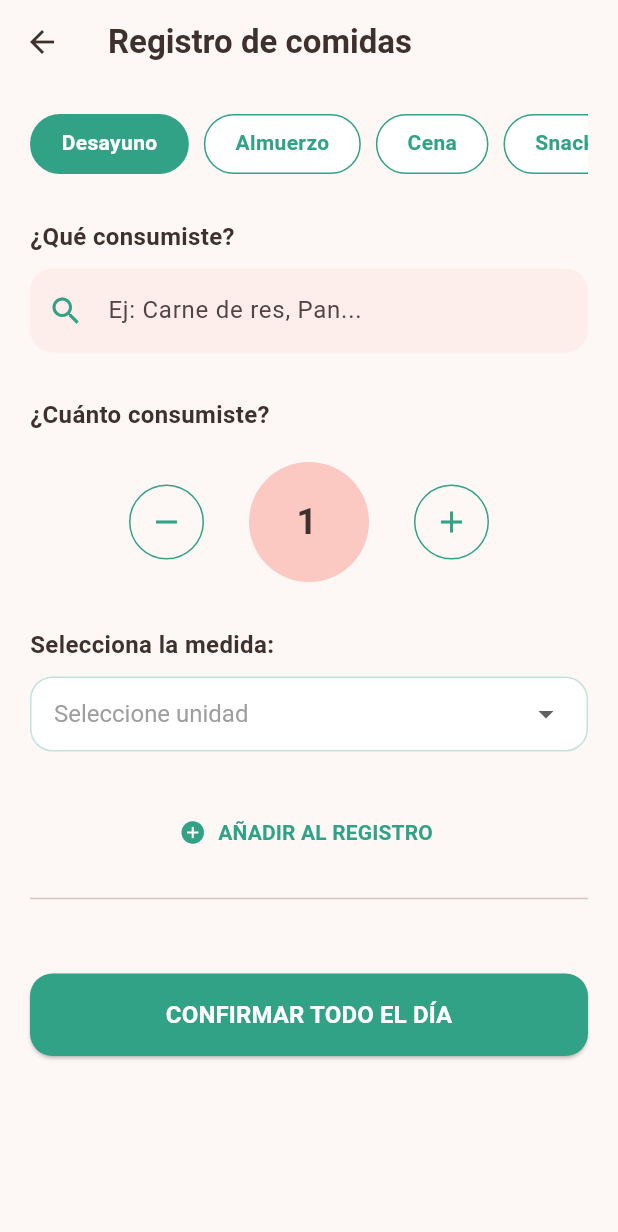
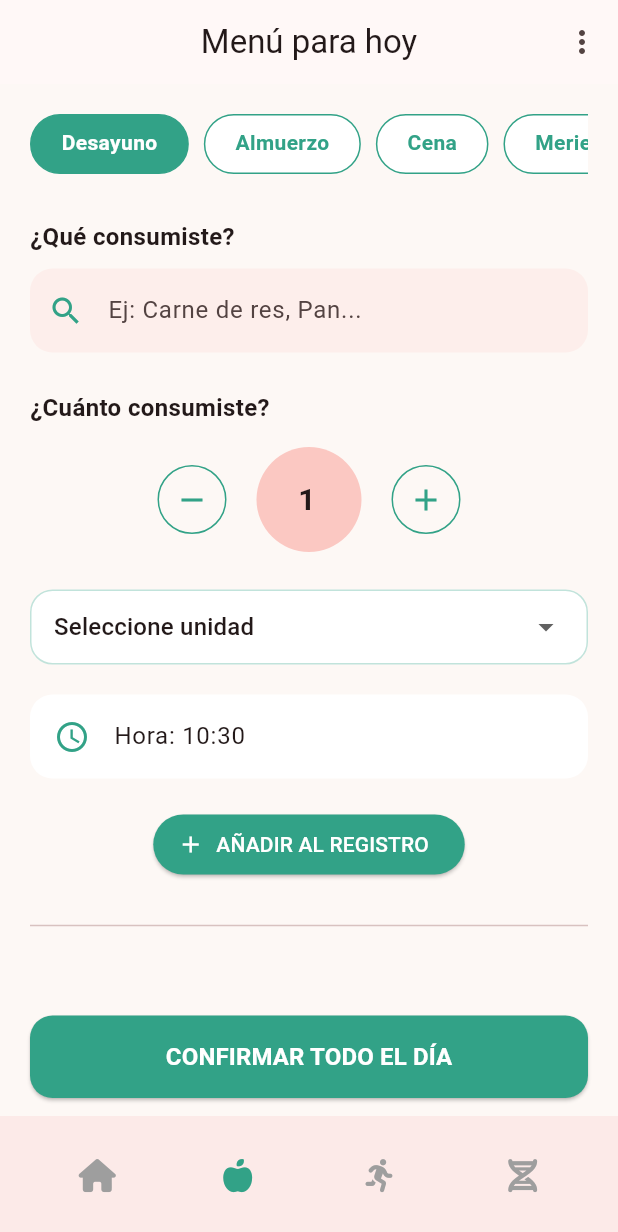
Before and after one commit to FelipeVelandia/HealthUp, a Flutter app: the FoodRegistrationScreen screen opened by its route, on a phone screen of 412 x 824 dp. Shown: the top 1232 px of the screen. Run offline on Flutter 3.47's test engine with Material 3 defaults, Android fonts, the phone set to English and light mode, and no system bars; our stand-ins replace cloud_firestore, firebase_auth, firebase_core, flutter_svg, font_awesome_flutter, go_router and 1 more; accounts and stored records are empty.

Commit message:
Cambios en pantallas de resgitrar comida y ejercicio

```diff
--- a/lib/screens/food_registration/food_registration_page.dart
+++ b/lib/screens/food_registration/food_registration_page.dart
@@ -1,5 +1,6 @@
 import 'package:flutter/material.dart';
 import 'package:flutter/services.dart';
+import 'package:font_awesome_flutter/font_awesome_flutter.dart';
 
 class FoodRegistrationScreen extends StatefulWidget {
   const FoodRegistrationScreen({super.key});
@@ -12,40 +13,45 @@ class _FoodRegistrationScreenState extends State<FoodRegistrationScreen> {
   final TextEditingController _foodController = TextEditingController();
   final TextEditingController _quantityController = TextEditingController(text: '1');
 
-  // 1. "Seleccione unidad" es ahora el valor inicial
   String _selectedUnit = 'Seleccione unidad';
   int _selectedTab = 0;
+  TimeOfDay _selectedTime = TimeOfDay.now();
 
-  final List<String> _categories = ['Desayuno', 'Almuerzo', 'Cena', 'Snack', 'Agua'];
+  final List<String> _categories = ['Desayuno', 'Almuerzo', 'Cena', 'Merienda', 'Agua'];
 
-  // 2. Lista de unidades actualizada según tu solicitud
   final List<String> _units = [
-    'Seleccione unidad', // Valor por defecto
-    'Taza',
-    'Puñado',
-    'Cucharada',
-    'unidad',
-    'Gramos',
-    'Porcion',
-    'mL'
+    'Seleccione unidad', 'Taza', 'Puñado', 'Cucharada', 'unidad', 'Gramos', 'Porcion', 'mL'
   ];
 
   List<Map<String, dynamic>> registeredFoods = [];
 
+  // Función para registrar agua rápidamente
+  void _addWater(int amount) {
+    setState(() {
+      registeredFoods.add({
+        'name': 'Agua',
+        'unit': 'mL',
+        'quantity': amount.toString(),
+        'category': 'Agua',
+        'time': TimeOfDay.now().format(context),
+      });
+    });
+    ScaffoldMessenger.of(context).showSnackBar(
+      SnackBar(
+        content: Text('¡+$amount mL registrados! 💧'),
+        backgroundColor: Colors.blueAccent,
+        duration: const Duration(seconds: 1),
+      ),
+    );
+  }
+
   void _addFood() {
-    // 3. Validación: El nombre no debe estar vacío y la unidad DEBE ser distinta a la inicial
     if (_foodController.text.isEmpty) {
       _showSnackBar('Escribe qué consumiste');
       return;
     }
-
     if (_selectedUnit == 'Seleccione unidad') {
-      _showSnackBar('Por favor, selecciona una medida (Taza, Gramos, etc.)');
-      return;
-    }
-
-    if (_quantityController.text.isEmpty || _quantityController.text == '0') {
-      _showSnackBar('La cantidad debe ser mayor a 0');
+      _showSnackBar('Por favor, selecciona una medida');
       return;
     }
 
@@ -55,13 +61,20 @@ class _FoodRegistrationScreenState extends State<FoodRegistrationScreen> {
         'unit': _selectedUnit,
         'quantity': _quantityController.text,
         'category': _categories[_selectedTab],
+        'time': _selectedTime.format(context),
       });
-
-      // Limpiar para el siguiente registro
       _foodController.clear();
       _quantityController.text = '1';
       _selectedUnit = 'Seleccione unidad';
     });
+  }
+
+  Future<void> _selectTime(BuildContext context) async {
+    final TimeOfDay? picked = await showTimePicker(
+      context: context,
+      initialTime: _selectedTime,
+    );
+    if (picked != null) setState(() => _selectedTime = picked);
   }
 
   void _showSnackBar(String message) {
@@ -72,26 +85,16 @@ class _FoodRegistrationScreenState extends State<FoodRegistrationScreen> {
 
   @override
   Widget build(BuildContext context) {
+    bool isWaterTab = _categories[_selectedTab] == 'Agua';
+
     return Scaffold(
       backgroundColor: const Color(0xFFFDF8F5),
-      appBar: AppBar(
-        backgroundColor: Colors.transparent,
-        elevation: 0,
-        leading: IconButton(
-          icon: const Icon(Icons.arrow_back, color: Color(0xFF3E302D)),
-          onPressed: () => Navigator.pop(context),
-        ),
-        title: const Text(
-          'Registro de comidas',
-          style: TextStyle(color: Color(0xFF3E302D), fontWeight: FontWeight.bold),
-        ),
-      ),
       body: SingleChildScrollView(
         padding: const EdgeInsets.all(20.0),
         child: Column(
           crossAxisAlignment: CrossAxisAlignment.start,
           children: [
-            // CATEGORÍAS
+            // BARRA DE CATEGORÍAS
             SizedBox(
               height: 40,
               child: ListView.builder(
@@ -123,122 +126,38 @@ class _FoodRegistrationScreenState extends State<FoodRegistrationScreen> {
 
             const SizedBox(height: 30),
 
-            const Text('¿Qué consumiste?', style: TextStyle(fontSize: 16, fontWeight: FontWeight.bold, color: Color(0xFF3E302D))),
-            const SizedBox(height: 10),
-            TextField(
-              controller: _foodController,
-              decoration: InputDecoration(
-                hintText: 'Ej: Carne de res, Pan...',
-                filled: true,
-                fillColor: const Color(0xFFFBC8C2).withValues(alpha: 0.2),
-                prefixIcon: const Icon(Icons.search, color: Color(0xFF32A287)),
-                border: OutlineInputBorder(borderRadius: BorderRadius.circular(15), borderSide: BorderSide.none),
-              ),
-            ),
+            // CONTENIDO DINÁMICO
+            isWaterTab ? _buildWaterQuickAction() : _buildFoodForm(),
 
-            const SizedBox(height: 30),
+            const Divider(height: 60),
 
-            const Text('¿Cuánto consumiste?', style: TextStyle(fontSize: 16, fontWeight: FontWeight.bold, color: Color(0xFF3E302D))),
-            const SizedBox(height: 20),
-            Row(
-              mainAxisAlignment: MainAxisAlignment.center,
-              children: [
-                _buildQuantityBtn(Icons.remove, () {
-                  int current = int.tryParse(_quantityController.text) ?? 1;
-                  if (current > 1) {
-                    setState(() => _quantityController.text = (current - 1).toString());
-                  }
-                }),
-
-                Container(
-                  margin: const EdgeInsets.symmetric(horizontal: 20),
-                  width: 100,
-                  height: 80,
-                  decoration: const BoxDecoration(
-                    color: Color(0xFFFBC8C2),
-                    shape: BoxShape.circle,
-                  ),
-                  child: Center(
-                    child: TextField(
-                      controller: _quantityController,
-                      textAlign: TextAlign.center,
-                      keyboardType: TextInputType.number,
-                      inputFormatters: [FilteringTextInputFormatter.digitsOnly],
-                      style: const TextStyle(fontSize: 24, fontWeight: FontWeight.bold, color: Color(0xFF3E302D)),
-                      decoration: const InputDecoration(border: InputBorder.none),
-                    ),
-                  ),
-                ),
-
-                _buildQuantityBtn(Icons.add, () {
-                  int current = int.tryParse(_quantityController.text) ?? 0;
-                  setState(() => _quantityController.text = (current + 1).toString());
-                }),
-              ],
-            ),
-
-            const SizedBox(height: 30),
-
-            const Text('Selecciona la medida:', style: TextStyle(fontSize: 16, fontWeight: FontWeight.bold, color: Color(0xFF3E302D))),
-            const SizedBox(height: 10),
-            Container(
-              padding: const EdgeInsets.symmetric(horizontal: 15),
-              decoration: BoxDecoration(
-                color: Colors.white,
-                borderRadius: BorderRadius.circular(15),
-                border: Border.all(color: const Color(0xFF32A287).withValues(alpha: 0.3)),
-              ),
-              child: DropdownButtonHideUnderline(
-                child: DropdownButton<String>(
-                  value: _selectedUnit,
-                  isExpanded: true,
-                  // Estilo gris para la opción por defecto
-                  style: const TextStyle(color: Color(0xFF3E302D), fontSize: 16),
-                  items: _units.map((String value) {
-                    return DropdownMenuItem(
-                      value: value,
-                      child: Text(
-                        value,
-                        style: TextStyle(
-                          color: value == 'Seleccione unidad' ? Colors.grey : const Color(0xFF3E302D)
-                        ),
-                      )
-                    );
-                  }).toList(),
-                  onChanged: (newValue) => setState(() => _selectedUnit = newValue!),
-                ),
-              ),
-            ),
-
-            const SizedBox(height: 30),
-
-            Center(
-              child: TextButton.icon(
-                onPressed: _addFood,
-                icon: const Icon(Icons.add_circle, color: Color(0xFF32A287)),
-                label: const Text('AÑADIR AL REGISTRO', style: TextStyle(color: Color(0xFF32A287), fontWeight: FontWeight.bold)),
-              ),
-            ),
-
-            const Divider(height: 40),
-
+            // RESUMEN
             if (registeredFoods.isNotEmpty) ...[
-              const Text('Resumen de lo añadido:', style: TextStyle(fontSize: 16, fontWeight: FontWeight.bold)),
+              const Text('Resumen del día:', style: TextStyle(fontSize: 16, fontWeight: FontWeight.bold)),
               const SizedBox(height: 10),
               ListView.builder(
                 shrinkWrap: true,
                 physics: const NeverScrollableScrollPhysics(),
                 itemCount: registeredFoods.length,
                 itemBuilder: (context, index) {
+                  final item = registeredFoods[index];
+                  bool isWater = item['category'] == 'Agua';
                   return Card(
                     color: Colors.white,
                     elevation: 0,
                     margin: const EdgeInsets.only(bottom: 10),
-                    shape: RoundedRectangleBorder(borderRadius: BorderRadius.circular(12)),
+                    shape: RoundedRectangleBorder(
+                      borderRadius: BorderRadius.circular(12),
+                      side: BorderSide(color: Colors.grey.shade100),
+                    ),
                     child: ListTile(
-                      leading: const Icon(Icons.restaurant_menu, color: Color(0xFF32A287)),
-                      title: Text(registeredFoods[index]['name']),
-                      subtitle: Text('${registeredFoods[index]['quantity']} ${registeredFoods[index]['unit']} - ${registeredFoods[index]['category']}'),
+                      leading: FaIcon(
+                        isWater ? FontAwesomeIcons.droplet : FontAwesomeIcons.utensils,
+                        color: isWater ? Colors.blue : const Color(0xFF32A287),
+                        size: 20,
+                      ),
+                      title: Text(item['name']),
+                      subtitle: Text('${item['quantity']} ${item['unit']} • ${item['category']} • ${item['time']}'),
                       trailing: IconButton(
                         icon: const Icon(Icons.delete_outline, color: Colors.redAccent),
                         onPressed: () => setState(() => registeredFoods.removeAt(index)),
@@ -251,20 +170,18 @@ class _FoodRegistrationScreenState extends State<FoodRegistrationScreen> {
 
             const SizedBox(height: 30),
 
+            // BOTÓN GUARDAR TODO
             SizedBox(
               width: double.infinity,
               height: 55,
               child: ElevatedButton(
-                onPressed: () {
-                  if (registeredFoods.isNotEmpty) {
-                    ScaffoldMessenger.of(context).showSnackBar(const SnackBar(content: Text('¡Registro guardado!')));
-                  }
-                },
+                onPressed: () => Navigator.pop(context),
                 style: ElevatedButton.styleFrom(
                   backgroundColor: const Color(0xFF32A287),
                   shape: RoundedRectangleBorder(borderRadius: BorderRadius.circular(15)),
                 ),
-                child: const Text('CONFIRMAR TODO EL DÍA', style: TextStyle(color: Colors.white, fontSize: 16, fontWeight: FontWeight.bold)),
+                child: const Text('CONFIRMAR TODO EL DÍA',
+                  style: TextStyle(color: Colors.white, fontSize: 16, fontWeight: FontWeight.bold)),
               ),
             ),
           ],
@@ -273,13 +190,145 @@ class _FoodRegistrationScreenState extends State<FoodRegistrationScreen> {
     );
   }
 
+  // --- SECCIÓN DE AGUA ---
+  Widget _buildWaterQuickAction() {
+    return Column(
+      children: [
+        const Text("¿Cuánta agua bebiste?",
+          style: TextStyle(fontSize: 18, fontWeight: FontWeight.bold, color: Color(0xFF3E302D))),
+        const SizedBox(height: 30),
+        Row(
+          mainAxisAlignment: MainAxisAlignment.spaceAround,
+          children: [
+            _waterOption(FontAwesomeIcons.glassWater, "Vaso", "250 mL", 250),
+            _waterOption(FontAwesomeIcons.bottleWater, "Botella", "500 mL", 500),
+            _waterOption(FontAwesomeIcons.faucetDrip, "Jarra", "1 L", 1000),
+          ],
+        ),
+        const SizedBox(height: 40),
+        const Text("Toca un recipiente para añadirlo rápidamente",
+          style: TextStyle(color: Colors.grey, fontSize: 12)),
+      ],
+    );
+  }
+
+  Widget _waterOption(IconData icon, String title, String subtitle, int ml) {
+    return InkWell(
+      onTap: () => _addWater(ml),
+      borderRadius: BorderRadius.circular(20),
+      child: Container(
+        width: 100,
+        padding: const EdgeInsets.symmetric(vertical: 20),
+        decoration: BoxDecoration(
+          color: Colors.blue.withOpacity(0.05),
+          borderRadius: BorderRadius.circular(20),
+          border: Border.all(color: Colors.blue.withOpacity(0.1)),
+        ),
+        child: Column(
+          children: [
+            FaIcon(icon, color: Colors.blue, size: 35),
+            const SizedBox(height: 10),
+            Text(title, style: const TextStyle(fontWeight: FontWeight.bold)),
+            Text(subtitle, style: const TextStyle(color: Colors.blue, fontSize: 12)),
+          ],
+        ),
+      ),
+    );
+  }
+
+  // --- FORMULARIO DE COMIDA ---
+  Widget _buildFoodForm() {
+    return Column(
+      crossAxisAlignment: CrossAxisAlignment.start,
+      children: [
+        const Text('¿Qué consumiste?', style: TextStyle(fontSize: 16, fontWeight: FontWeight.bold)),
+        const SizedBox(height: 10),
+        TextField(
+          controller: _foodController,
+          decoration: InputDecoration(
+            hintText: 'Ej: Carne de res, Pan...',
+            filled: true,
+            fillColor: const Color(0xFFFBC8C2).withOpacity(0.2),
+            prefixIcon: const Icon(Icons.search, color: Color(0xFF32A287)),
+            border: OutlineInputBorder(borderRadius: BorderRadius.circular(15), borderSide: BorderSide.none),
+          ),
+        ),
+        const SizedBox(height: 25),
+        const Text('¿Cuánto consumiste?', style: TextStyle(fontSize: 16, fontWeight: FontWeight.bold)),
+        const SizedBox(height: 15),
+        Row(
+          mainAxisAlignment: MainAxisAlignment.center,
+          children: [
+            _buildQuantityBtn(Icons.remove, () {
+              int current = int.tryParse(_quantityController.text) ?? 1;
+              if (current > 1) setState(() => _quantityController.text = (current - 1).toString());
+            }),
+            Container(
+              margin: const EdgeInsets.symmetric(horizontal: 20),
+              width: 70, height: 70,
+              decoration: const BoxDecoration(color: Color(0xFFFBC8C2), shape: BoxShape.circle),
+              child: Center(
+                child: TextField(
+                  controller: _quantityController,
+                  textAlign: TextAlign.center,
+                  keyboardType: TextInputType.number,
+                  inputFormatters: [FilteringTextInputFormatter.digitsOnly],
+                  style: const TextStyle(fontSize: 20, fontWeight: FontWeight.bold),
+                  decoration: const InputDecoration(border: InputBorder.none),
+                ),
+              ),
+            ),
+            _buildQuantityBtn(Icons.add, () {
+              int current = int.tryParse(_quantityController.text) ?? 0;
+              setState(() => _quantityController.text = (current + 1).toString());
+            }),
+          ],
+        ),
+        const SizedBox(height: 25),
+        Container(
+          padding: const EdgeInsets.symmetric(horizontal: 15),
+          decoration: BoxDecoration(
+            color: Colors.white,
+            borderRadius: BorderRadius.circular(15),
+            border: Border.all(color: const Color(0xFF32A287).withOpacity(0.3)),
+          ),
+          child: DropdownButtonHideUnderline(
+            child: DropdownButton<String>(
+              value: _selectedUnit,
+              isExpanded: true,
+              items: _units.map((u) => DropdownMenuItem(value: u, child: Text(u))).toList(),
+              onChanged: (v) => setState(() => _selectedUnit = v!),
+            ),
+          ),
+        ),
+        const SizedBox(height: 20),
+        ListTile(
+          onTap: () => _selectTime(context),
+          leading: const Icon(Icons.access_time, color: Color(0xFF32A287)),
+          title: Text("Hora: ${_selectedTime.format(context)}"),
+          tileColor: Colors.white,
+          shape: RoundedRectangleBorder(borderRadius: BorderRadius.circular(15)),
+        ),
+        const SizedBox(height: 20),
+        Center(
+          child: ElevatedButton.icon(
+            onPressed: _addFood,
+            icon: const Icon(Icons.add),
+            label: const Text("AÑADIR AL REGISTRO"),
+            style: ElevatedButton.styleFrom(backgroundColor: const Color(0xFF32A287), foregroundColor: Colors.white),
+          ),
+        ),
+      ],
+    );
+  }
+
   Widget _buildQuantityBtn(IconData icon, VoidCallback onTap) {
-    return GestureDetector(
+    return InkWell(
       onTap: onTap,
       child: Container(
-        padding: const EdgeInsets.all(12),
+        padding: const EdgeInsets.all(10),
         decoration: BoxDecoration(border: Border.all(color: const Color(0xFF32A287)), shape: BoxShape.circle),
-        child: Icon(icon, color: const Color(0xFF32A287), size: 24),
+        child: Icon(icon, color: const Color(0xFF32A287)),
       ),
     );
   }
--- a/lib/screens/home/home_page.dart
+++ b/lib/screens/home/home_page.dart
@@ -10,31 +10,31 @@ class HomePage extends StatelessWidget {
 
   void changePath(BuildContext context, String path) {
     if (GoRouterState.of(context).uri.toString() != path) {
-      GoRouter.of(context).push(path);
+      GoRouter.of(context).go(path);
     }
   }
 
   @override
   Widget build(BuildContext context) {
     final auth = Provider.of<DatabaseService>(context, listen: false);
-
-    var scheme = Theme.of(context).colorScheme;
-    // Guardamos la ruta actual para la lógica del título y del botón
     var currentPath = GoRouterState.of(context).uri.toString();
+    const Color activeColor = Color(0xFF32A287);
 
     return Scaffold(
       appBar: AppBar(
-        title: Text(currentPath == "/diet"
+        title: Text(
+          currentPath == "/diet" || currentPath == "/food-registration"
               ? "Menú para hoy"
               : currentPath == "/genomics"
                   ? "Mi perfil genético"
                   : currentPath == "/exercise-registration"
-                    ? "Registrar Actividad Física"
+                      ? "Actividad Física"
                       : currentPath == "/progress"
                           ? "HealthUp"
-                        : "Por defecto"),
-        foregroundColor: scheme.primary,
+                          : "NutriAlg Life",
+        ),
         centerTitle: true,
+        // RESTAURADO: Volvemos al menú de tres puntos verticales
         actions: [
           MenuAnchor(
             menuChildren: [
@@ -57,53 +57,69 @@ class HomePage extends StatelessWidget {
                   controller.open();
                 }
               },
-                icon: const Icon(Icons.more_vert_rounded)),
+              icon: const Icon(Icons.more_vert_rounded), // El icono de antes
+            ),
           )
         ],
       ),
       body: child,
 
-      // --- BOTÓN FLOTANTE PERSONALIZADO ---
-      // Solo se muestra si estamos en la pantalla de progreso
-      floatingActionButton: currentPath == "/progress"
+      // BOTÓN FLOTANTE: Solo en Dieta, posición original a la derecha
+      floatingActionButton: currentPath == "/diet"
         ? FloatingActionButton(
-            onPressed: () => changePath(context, "/exercise-registration"),
-            backgroundColor: const Color(0xFF32A287), // Tu verde esmeralda
+            onPressed: () => changePath(context, "/food-registration"),
+            backgroundColor: activeColor,
             elevation: 4,
-            shape: const CircleBorder(), // Lo hace perfectamente circular
+            shape: const CircleBorder(),
             child: const Icon(
-              FontAwesomeIcons.personRunning, // El icono de ejercicio
+              FontAwesomeIcons.utensils,
               color: Colors.white,
-              size: 24,
+              size: 20,
             ),
           )
         : null,
 
-      // Ubicación flotante sobre el contenido, sin tocar la barra
       floatingActionButtonLocation: FloatingActionButtonLocation.endFloat,
 
       bottomNavigationBar: BottomAppBar(
+        elevation: 10,
         child: Row(
           mainAxisAlignment: MainAxisAlignment.spaceAround,
           children: [
             IconButton(
               onPressed: () => changePath(context, "/progress"),
-                icon: const Icon(
+              icon: Icon(
                 FontAwesomeIcons.house,
-                  size: 25,
-                )),
+                size: 22,
+                color: currentPath == "/progress" ? activeColor : Colors.grey,
+              ),
+            ),
             IconButton(
               onPressed: () => changePath(context, "/diet"),
-                icon: const Icon(
+              icon: Icon(
                 FontAwesomeIcons.appleWhole,
-                  size: 25,
-                )),
+                size: 22,
+                color: (currentPath == "/diet" || currentPath == "/food-registration")
+                    ? activeColor
+                    : Colors.grey,
+              ),
+            ),
+            IconButton(
+              onPressed: () => changePath(context, "/exercise-registration"),
+              icon: Icon(
+                FontAwesomeIcons.personRunning,
+                size: 22,
+                color: currentPath == "/exercise-registration" ? activeColor : Colors.grey,
+              ),
+            ),
             IconButton(
               onPressed: () => changePath(context, "/genomics"),
-                icon: const Icon(
+              icon: Icon(
                 FontAwesomeIcons.dna,
-                  size: 25,
-                )),
+                size: 22,
+                color: currentPath == "/genomics" ? activeColor : Colors.grey,
+              ),
+            ),
           ],
         ),
       ),
```
Also changed, not shown: lib/routes.dart (+49 -77 lines), lib/screens/exercise_registration/exercise_registration_page.dart (+80 -93 lines). Lines whose indentation alone changed are shown as unchanged.
